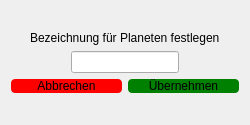
Corvus-XOS/Gravitationssimulation, file ui_Name_Dialog.ui: the form before one commit.
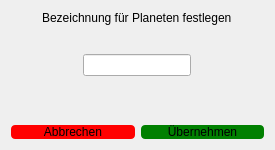
The form after the commit.

Diff of the .ui file:
```diff
--- a/ui_Name_Dialog.ui
+++ b/ui_Name_Dialog.ui
@@ -6,8 +6,8 @@
    <rect>
     <x>0</x>
     <y>0</y>
-    <width>250</width>
-    <height>125</height>
+    <width>275</width>
+    <height>150</height>
    </rect>
   </property>
   <property name="sizePolicy">
@@ -18,13 +18,13 @@
   </property>
   <property name="minimumSize">
    <size>
-    <width>250</width>
-    <height>125</height>
+    <width>275</width>
+    <height>150</height>
    </size>
   </property>
   <property name="maximumSize">
    <size>
-    <width>250</width>
+    <width>275</width>
     <height>150</height>
    </size>
   </property>
@@ -47,9 +47,45 @@
        </property>
       </widget>
      </item>
+     <item>
+      <spacer name="verticalSpacer">
+       <property name="orientation">
+        <enum>Qt::Orientation::Vertical</enum>
+       </property>
+       <property name="sizeHint" stdset="0">
+        <size>
+         <width>20</width>
+         <height>40</height>
+        </size>
+       </property>
+      </spacer>
+     </item>
      <item alignment="Qt::AlignmentFlag::AlignHCenter">
       <widget class="QLineEdit" name="lineName"/>
      </item>
+     <item alignment="Qt::AlignmentFlag::AlignHCenter">
+      <widget class="QLabel" name="labelError">
+       <property name="styleSheet">
+        <string notr="true">color: red;</string>
+       </property>
+       <property name="text">
+        <string/>
+       </property>
+      </widget>
+     </item>
+     <item>
+      <spacer name="verticalSpacer_2">
+       <property name="orientation">
+        <enum>Qt::Orientation::Vertical</enum>
+       </property>
+       <property name="sizeHint" stdset="0">
+        <size>
+         <width>20</width>
+         <height>40</height>
+        </size>
+       </property>
+      </spacer>
+     </item>
      <item>
       <layout class="QHBoxLayout" name="horizontalLayout">
        <item>
```
Left out of the diff: 5 changed lines with no effect on the pictures.
